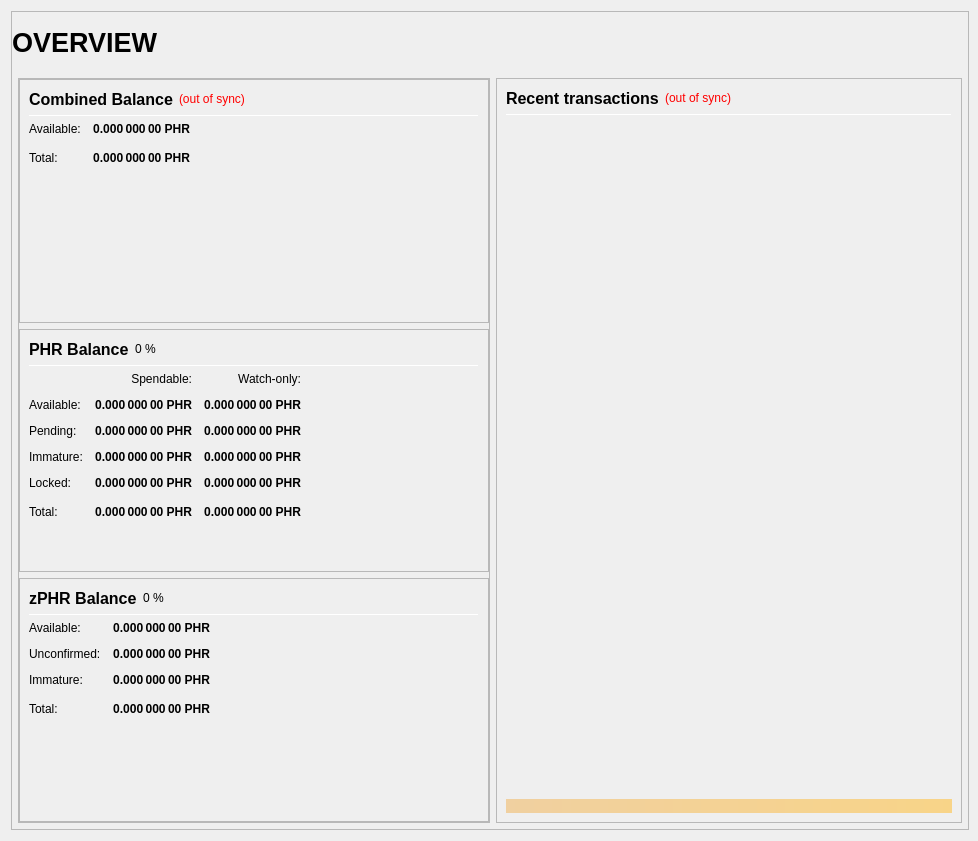
This is src/qt/forms/overviewpage.ui in blocknetdx/blocknet as Qt 5 draws it before an edit. The edited form follows.
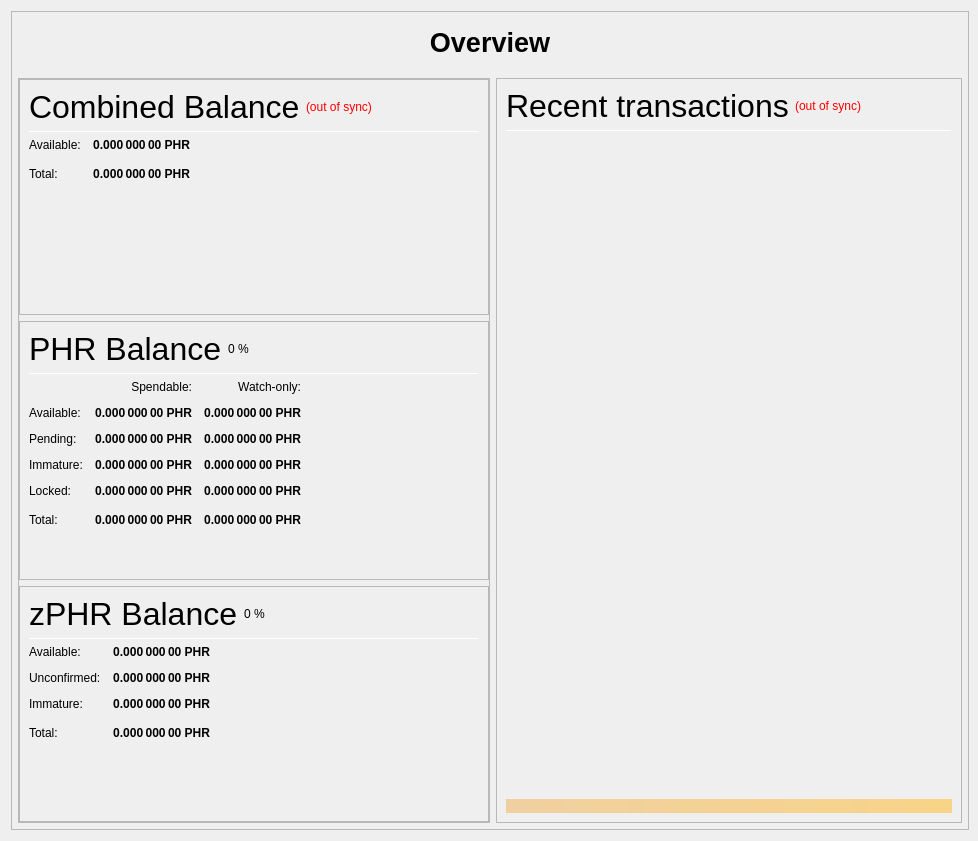
This is the edited form.

What changed in the file:
```diff
--- a/src/qt/forms/overviewpage.ui
+++ b/src/qt/forms/overviewpage.ui
@@ -86,7 +86,7 @@
             <number>0</number>
            </property>
            <item>
-            <layout class="QHBoxLayout" name="horizontalLayout_Header" stretch="1,0,1">
+            <layout class="QHBoxLayout" name="horizontalLayout_Header" stretch="1">
              <property name="spacing">
               <number>6</number>
              </property>
@@ -112,50 +112,10 @@
                 </font>
                </property>
                <property name="text">
-                <string>OVERVIEW</string>
+                <string>Overview</string>
                </property>
                <property name="alignment">
-                <set>Qt::AlignLeading|Qt::AlignLeft|Qt::AlignVCenter</set>
-               </property>
-              </widget>
-             </item>
-             <item>
-              <spacer name="horizontalSpacer_Header">
-               <property name="orientation">
-                <enum>Qt::Horizontal</enum>
-               </property>
-               <property name="sizeHint" stdset="0">
-                <size>
-                 <width>40</width>
-                 <height>20</height>
-                </size>
-               </property>
-              </spacer>
-             </item>
-             <item>
-              <widget class="QLabel" name="labelOverviewHeaderRight">
-               <property name="minimumSize">
-                <size>
-                 <width>464</width>
-                 <height>60</height>
-                </size>
-               </property>
-               <property name="maximumSize">
-                <size>
-                 <width>16777215</width>
-                 <height>60</height>
-                </size>
-               </property>
-               <property name="font">
-                <font>
-                 <pointsize>14</pointsize>
-                </font>
-               </property>
-               <property name="text">
-                <string/>
-               </property>
-               <property name="alignment">
-                <set>Qt::AlignRight|Qt::AlignTrailing|Qt::AlignVCenter</set>
+                <set>Qt::AlignCenter</set>
                </property>
               </widget>
              </item>
@@ -229,7 +189,7 @@
                     </property>
                     <layout class="QVBoxLayout" name="verticalLayout_5">
                      <item>
-                      <layout class="QHBoxLayout" name="horizontalLayout_5" stretch="0">
+                      <layout class="QHBoxLayout" name="horizontalLayout_5" stretch="0,0,0">
                        <item>
                         <widget class="QLabel" name="label_5z">
                          <property name="minimumSize">
@@ -240,9 +200,9 @@
                          </property>
                          <property name="font">
                           <font>
-                           <pointsize>12</pointsize>
-                           <weight>75</weight>
-                           <bold>true</bold>
+                           <pointsize>24</pointsize>
+                           <weight>50</weight>
+                           <bold>false</bold>
                           </font>
                          </property>
                          <property name="toolTip">
@@ -427,9 +387,9 @@
                          </property>
                          <property name="font">
                           <font>
-                           <pointsize>12</pointsize>
-                           <weight>75</weight>
-                           <bold>true</bold>
+                           <pointsize>24</pointsize>
+                           <weight>50</weight>
+                           <bold>false</bold>
                           </font>
                          </property>
                          <property name="text">
@@ -835,7 +795,7 @@
                     </property>
                     <layout class="QVBoxLayout" name="verticalLayout_7">
                      <item>
-                      <layout class="QHBoxLayout" name="horizontalLayout_8" stretch="0">
+                      <layout class="QHBoxLayout" name="horizontalLayout_8" stretch="0,0,0">
                        <item>
                         <widget class="QLabel" name="label_5z_3">
                          <property name="minimumSize">
@@ -846,9 +806,9 @@
                          </property>
                          <property name="font">
                           <font>
-                           <pointsize>12</pointsize>
-                           <weight>75</weight>
-                           <bold>true</bold>
+                           <pointsize>24</pointsize>
+                           <weight>50</weight>
+                           <bold>false</bold>
                           </font>
                          </property>
                          <property name="text">
@@ -1095,9 +1055,9 @@
                       </property>
                       <property name="font">
                        <font>
-                        <pointsize>12</pointsize>
-                        <weight>75</weight>
-                        <bold>true</bold>
+                        <pointsize>24</pointsize>
+                        <weight>50</weight>
+                        <bold>false</bold>
                        </font>
                       </property>
                       <property name="text">
```
Left out of the diff: 6 changed lines with no effect on the pictures.
